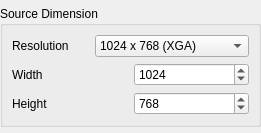
Old version of the form src/SizeSelectionWidget.ui in the repository markus-wa/glmixer-mirror.
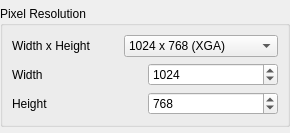
New version of the form.

Commit message: Minor GUI improvements (help buttons FFGL, terminology pixel resolution).

Patch:
```diff
--- a/src/SizeSelectionWidget.ui
+++ b/src/SizeSelectionWidget.ui
@@ -6,7 +6,7 @@
    <rect>
     <x>0</x>
     <y>0</y>
-    <width>261</width>
+    <width>290</width>
     <height>133</height>
    </rect>
   </property>
@@ -35,7 +35,7 @@
       </sizepolicy>
      </property>
      <property name="title">
-      <string>Source Dimension</string>
+      <string>Pixel Resolution</string>
      </property>
      <property name="flat">
       <bool>true</bool>
@@ -172,7 +172,7 @@
       <item row="0" column="0">
        <widget class="QLabel" name="label_2">
         <property name="text">
-         <string>Resolution</string>
+         <string>Width x Height </string>
         </property>
         <property name="buddy">
          <cstring>presetsSizeComboBox</cstring>
```
The commit also changes 7 other files.
